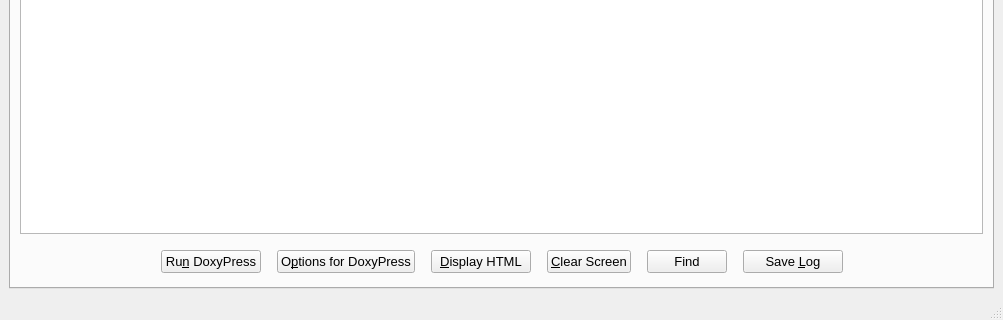
Above: forms/mainwindow.ui from copperspice/doxypressapp before the change; both pictures show x 0 to 1003 and y 489 to 809 of the 1003 by 809 pixel window. Below: the same form after it.
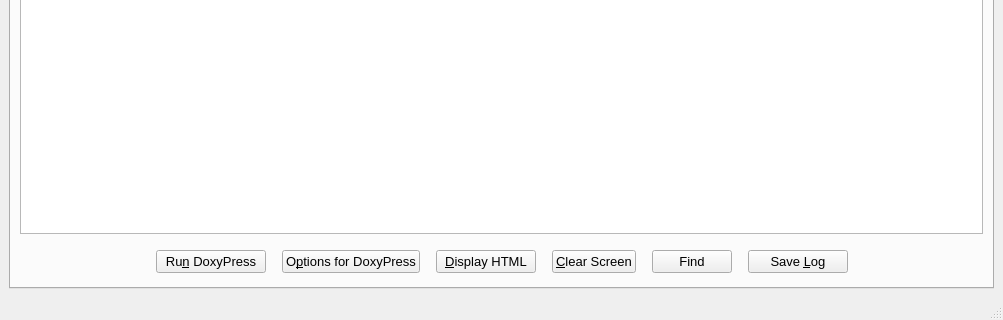
That is the form after the change. The open tabs and pages were chosen to show the change. Icons and pictures are not drawn.

Commit message: Minor gui button adjustment, add message indicating html output is being deleted

Diff of the .ui file:
```diff
--- a/forms/mainwindow.ui
+++ b/forms/mainwindow.ui
@@ -10236,7 +10236,7 @@
            <widget class="QPushButton" name="run_PB">
             <property name="minimumSize">
              <size>
-              <width>100</width>
+              <width>110</width>
               <height>0</height>
              </size>
             </property>
```
Left out of the diff: 2 changed lines with no effect on the pictures. The commit also changes 1 other file.
